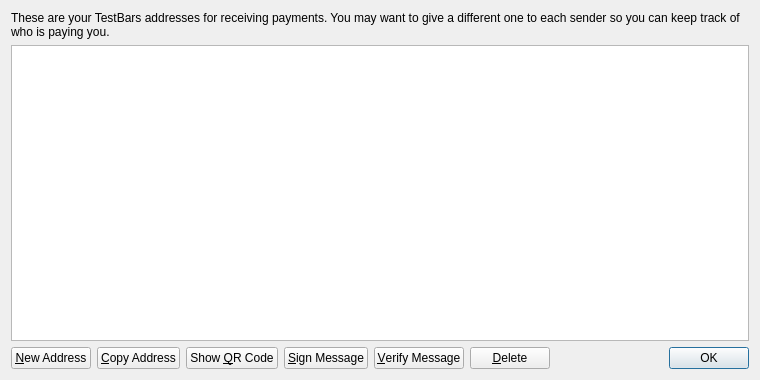
This is src/qt/forms/addressbookpage.ui in testbars/testbars as Qt 5 draws it before an edit. The edited form follows.
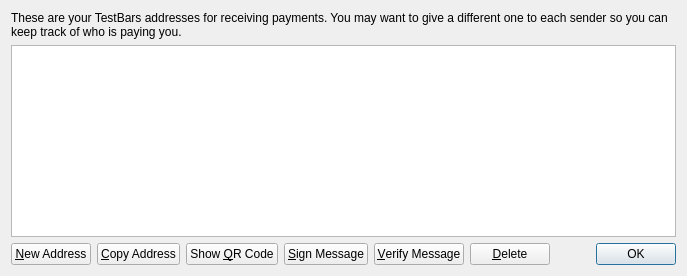
This is the edited form. Icons and pictures are not drawn.

```diff
--- a/src/qt/forms/addressbookpage.ui
+++ b/src/qt/forms/addressbookpage.ui
@@ -2,7 +2,7 @@
 <ui version="4.0">
  <class>AddressBookPage</class>
  <widget class="QWidget" name="AddressBookPage">
-  <property name="geometry">
+  <property name="tbsmetry">
    <rect>
     <x>0</x>
     <y>0</y>
```
